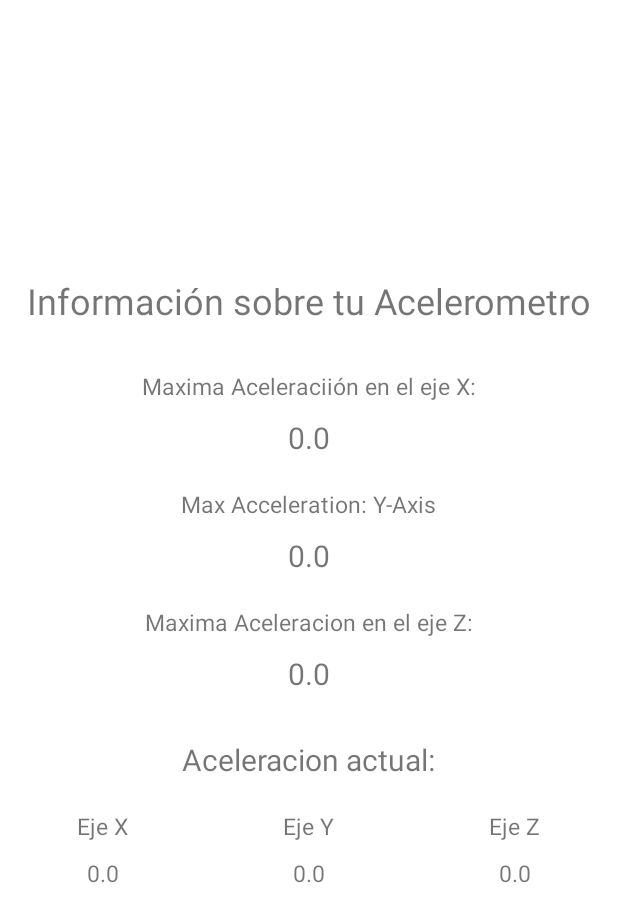
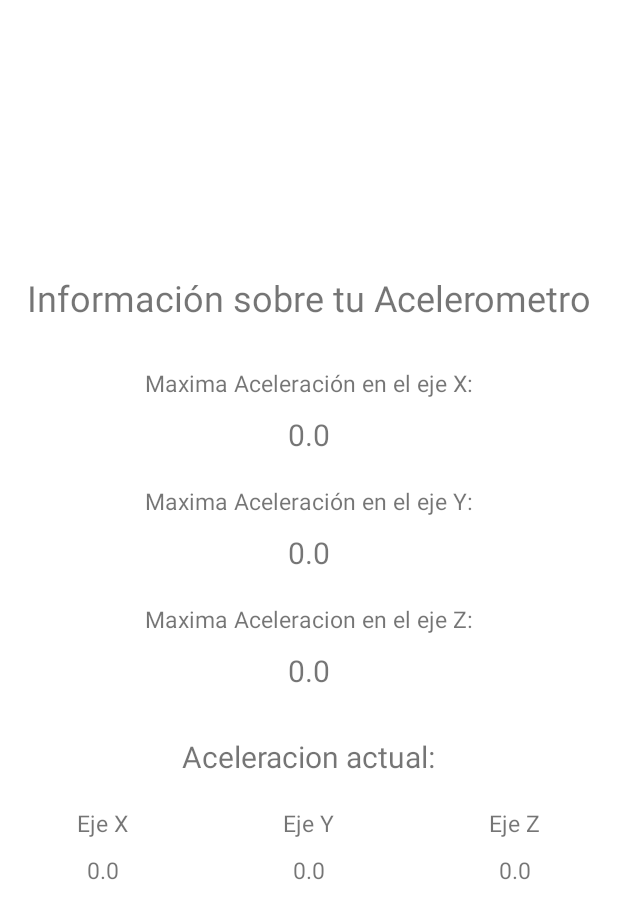
Before and after one commit to Nazareth08/ProyectoSemestral, an Android app: the Acelerometro screen opened directly, with no data from a screen before it, on a phone screen of 412 x 824 dp. Shown: the top 922 px of the screen. Run offline under Robolectric (Android 15) with nearby library versions, the light colour scheme and no system bars.

Commit message:
Ajustes
Signed-off-by: Oscar Melchor <oscar1696@gmail.com>

```diff
--- a/app/src/main/res/layout/activity_acelerometro.xml
+++ b/app/src/main/res/layout/activity_acelerometro.xml
@@ -21,7 +21,7 @@
         android:layout_height="wrap_content"
         android:layout_gravity="center"
         android:layout_marginTop="20dp"
-        android:text="Maxima Aceleraciión en el eje X:"
+        android:text="Maxima Aceleración en el eje X:"
         android:textSize="15dp" />
 
     <TextView
@@ -38,7 +38,7 @@
         android:layout_height="wrap_content"
         android:layout_gravity="center"
         android:layout_marginTop="20dp"
-        android:text="Max Acceleration: Y-Axis"
+        android:text="Maxima Aceleración en el eje Y:"
         android:textSize="15dp" />
 
     <TextView
@@ -78,7 +78,7 @@
 
     <LinearLayout
         android:layout_width="match_parent"
-        android:layout_height="130dp"
+        android:layout_height="134dp"
         android:background="#ffffff"
         android:gravity="center|top"
         android:orientation="horizontal">
```
Also changed, not shown: app/src/main/java/com/example/proyectosensores/Acelerometro.java (+9 -9 lines).
